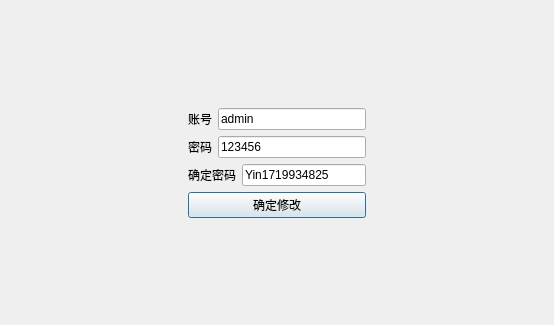
The window that View/02_Login/changepwddialog.ui (AlfredYin/LocalMonitoring) describes before a commit, drawn with Qt 5.
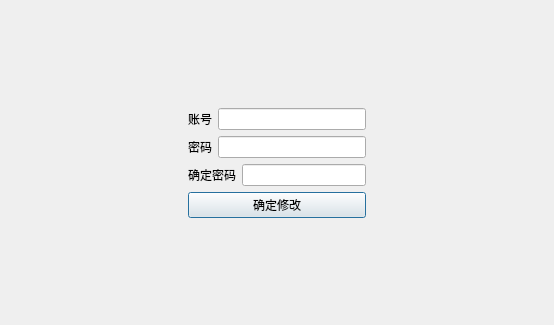
The same window after the commit.

What changed in the file:
```diff
--- a/View/02_Login/changepwddialog.ui
+++ b/View/02_Login/changepwddialog.ui
@@ -35,7 +35,7 @@
        <item>
         <widget class="QLineEdit" name="lineEdit_UserName">
          <property name="text">
-          <string>admin</string>
+          <string/>
          </property>
         </widget>
        </item>
@@ -53,7 +53,7 @@
        <item>
         <widget class="QLineEdit" name="lineEdit_PassWord">
          <property name="text">
-          <string>123456</string>
+          <string/>
          </property>
         </widget>
        </item>
@@ -123,7 +123,7 @@
        <item>
         <widget class="QLineEdit" name="lineEdit_PassWordConfirm">
          <property name="text">
-          <string>Yin1719934825</string>
+          <string/>
          </property>
         </widget>
        </item>
```
